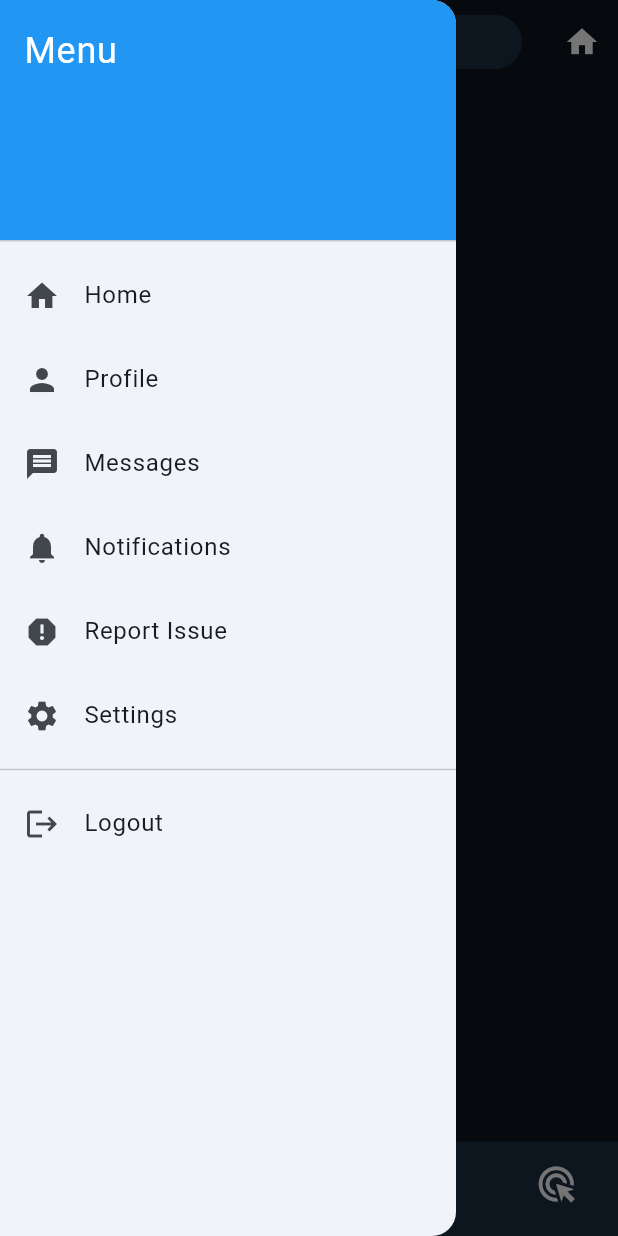
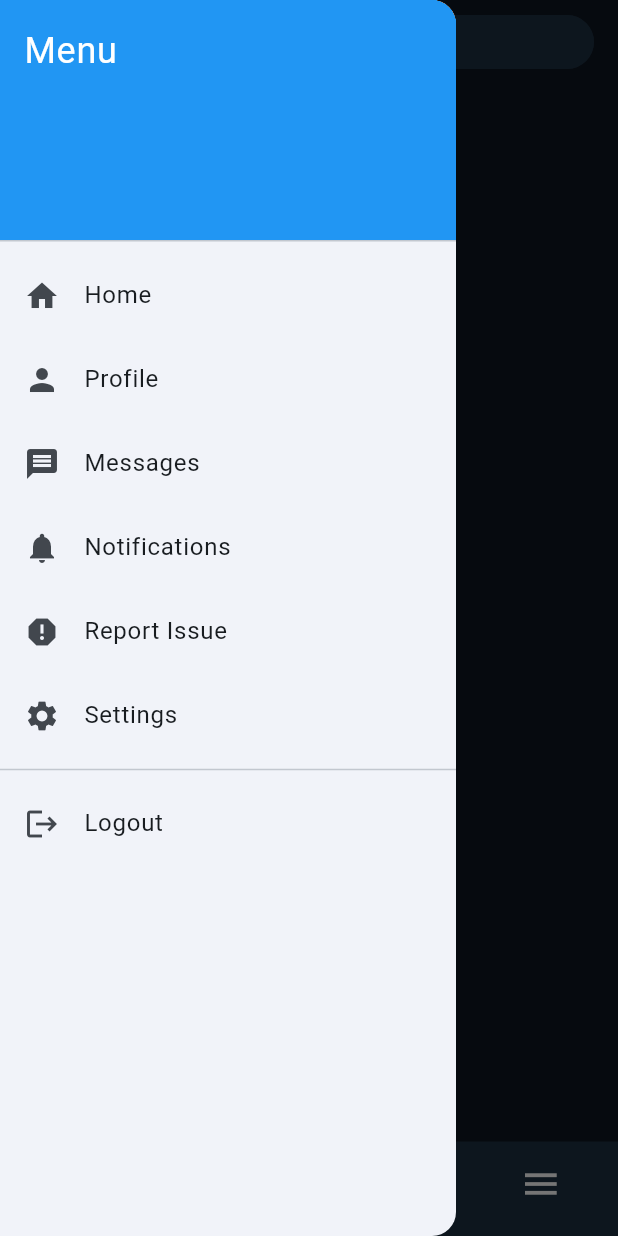
Before and after one commit to adammekki/govconnect, a Flutter app: the screen it shows after launch, with the side drawer open, on a phone screen of 412 x 824 dp. Run offline on Flutter 3.47's test engine with Material 3 defaults, Android fonts, the phone set to English and light mode, and no system bars; our stand-ins replace cloud_firestore, firebase_auth, firebase_core, firebase_messaging, firebase_storage, geolocator and 5 more; missing offline and left inert: translator; accounts and stored records are empty.

Commit message:
feat: implement user role-based UI adjustments across multiple screens

```diff
--- a/lib/main.dart
+++ b/lib/main.dart
@@ -43,8 +43,6 @@ void main() async {
   WidgetsFlutterBinding.ensureInitialized();
   WidgetsFlutterBinding.ensureInitialized();
   await Firebase.initializeApp();
-  final prefs = await SharedPreferences.getInstance();
-  await prefs.setString('userId', 'Abdelrahman');
 
   runApp(
     MultiProvider(
--- a/lib/screens/Feed/FeedScreen.dart
+++ b/lib/screens/Feed/FeedScreen.dart
@@ -211,10 +211,42 @@ class _FeedScreenState extends State<FeedScreen> {
           ),
         ),
         actions: [
-          IconButton(
-            icon: const Icon(Icons.home, color: Colors.white),
-            onPressed: () {},
-          ),
+          if (_userRole == 'government')
+            Padding(
+              padding: const EdgeInsets.only(right: 16.0),
+              child: Container(
+                height: 36,
+                width: 36,
+                decoration: BoxDecoration(
+                  color: Colors.blue.withOpacity(0.1),
+                  shape: BoxShape.circle,
+                ),
+                child: IconButton(
+                  onPressed: _showCreatePostDialog,
+                  icon: const Icon(Icons.add, color: Colors.blue),
+                  iconSize: 24,
+                  padding: const EdgeInsets.all(4),
+                ),
+              ),
+            ),
+          if (_userRole == 'advertiser')
+            Padding(
+              padding: const EdgeInsets.only(right: 16.0),
+              child: Container(
+                height: 36,
+                width: 36,
+                decoration: BoxDecoration(
+                  color: Colors.orange.withOpacity(0.1),
+                  shape: BoxShape.circle,
+                ),
+                child: IconButton(
+                  onPressed: _navigateToSubmitAd,
+                  icon: const Icon(Icons.add, color: Colors.orange),
+                  iconSize: 24,
+                  padding: const EdgeInsets.all(4),
+                ),
+              ),
+            ),
         ],
       ),
       drawer: const AppDrawer(),
@@ -271,7 +303,7 @@ class _FeedScreenState extends State<FeedScreen> {
             Navigator.of(context).pushReplacementNamed('/adReview');
           }
         },
-        items: const [
+        items: [
           BottomNavigationBarItem(
             icon: Icon(Icons.home_outlined, size: 28),
             activeIcon: Icon(Icons.home, size: 28),
@@ -292,36 +324,14 @@ class _FeedScreenState extends State<FeedScreen> {
             activeIcon: Icon(Icons.menu, size: 28),
             label: '',
           ),
-          BottomNavigationBarItem(
+          if (_userRole == 'advertiser')
+            BottomNavigationBarItem(
               icon: Icon(Icons.ads_click_outlined, size: 28),
               activeIcon: Icon(Icons.ads_click, size: 28),
               label: '',
-          ),
+            ),
         ],
       ),
-      floatingActionButton:
-          currentUser != null
-              ? Column(
-                mainAxisAlignment: MainAxisAlignment.end,
-                children: [
-                  if (_userRole == 'advertiser')
-                    FloatingActionButton.small(
-                      heroTag: 'ad_button',
-                      onPressed: _navigateToSubmitAd,
-                      backgroundColor: Colors.amber[800],
-                      child: const Icon(Icons.campaign),
-                    ),
-                  if (_userRole == 'advertiser') const SizedBox(height: 16),
-                  if (_userRole == 'government')
-                    FloatingActionButton(
-                      heroTag: 'post_button',
-                      onPressed: _showCreatePostDialog,
-                      backgroundColor: Colors.blue,
-                      child: const Icon(Icons.add),
-                    ),
-                ],
-              )
-              : null,
     );
   }
 }
```
Also changed, not shown: lib/screens/Feed/CreatePostDialog.dart (+54 -41 lines), lib/screens/advertisements/AdsReview.dart (+4 -7 lines), lib/screens/communication/chat/chatGrid.dart (+32 -8 lines), lib/screens/notifications/notifications_screen.dart (+25 -12 lines), lib/screens/profile_screen.dart (+32 -9 lines).
